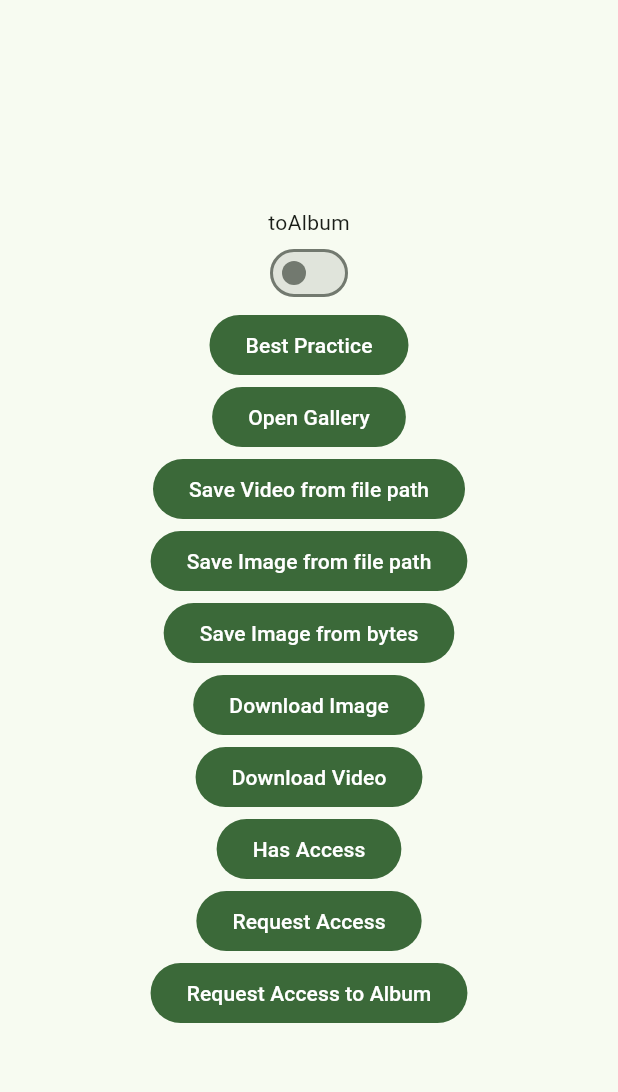
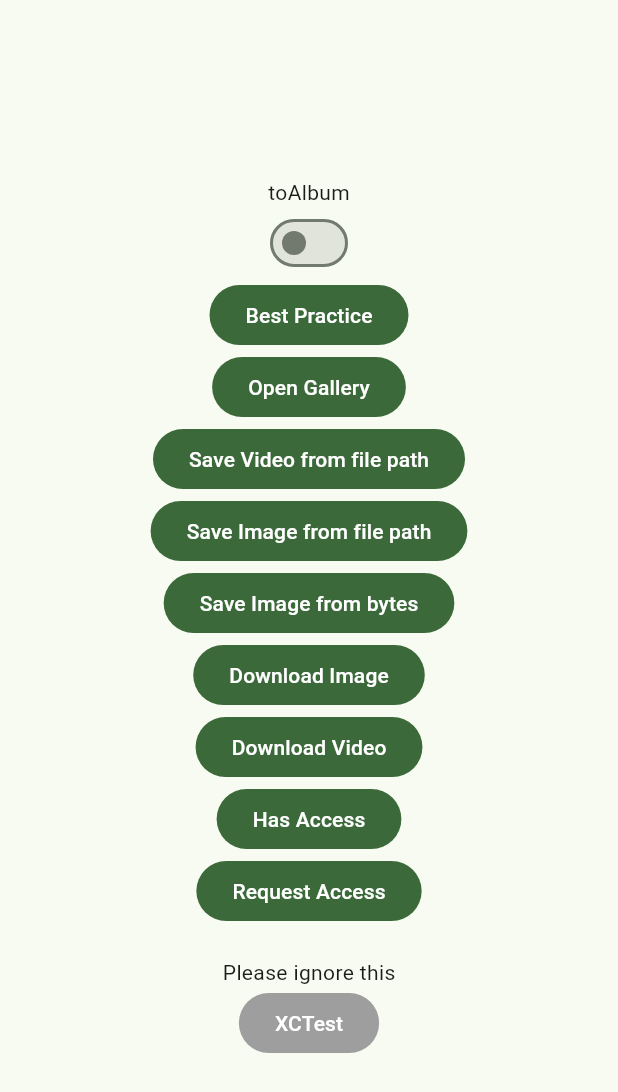
Before and after one commit to natsuk4ze/gal, a Flutter app: the screen it shows after launch, on a phone screen of 412 x 824 dp. Shown: the top 1092 px of the screen. Run offline on Flutter 3.47's test engine with Material 2 defaults, Android fonts, the phone set to English and light mode, and no system bars; our stand-ins replace dio, plugin_platform_interface.

```diff
--- a/example/lib/main.dart
+++ b/example/lib/main.dart
@@ -143,11 +143,14 @@ class _AppState extends State<App> {
                     },
                     child: const Text('Request Access'),
                   ),
-
-                  // Package user can ignore this (this is for XCTest in gal).
+                  const SizedBox(height: 20),
+                  const Text('Please ignore this'),
                   FilledButton(
+                    style: ButtonStyle(
+                        backgroundColor:
+                            MaterialStateProperty.all(Colors.grey)),
                     onPressed: () async => Gal.requestAccess(toAlbum: true),
-                    child: const Text('Request Access to Album'),
+                    child: const Text('XCTest'),
                   ),
                 ],
               ),
```
Also changed, not shown: 1 other file.
